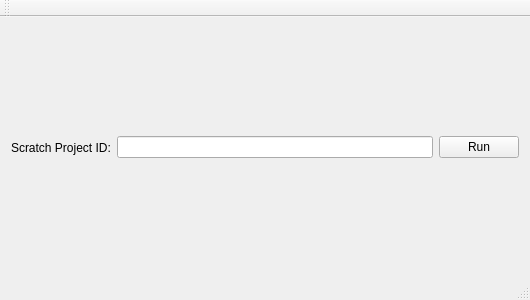
jhandley/scraduino, file MainWindow.ui: the form before one commit.
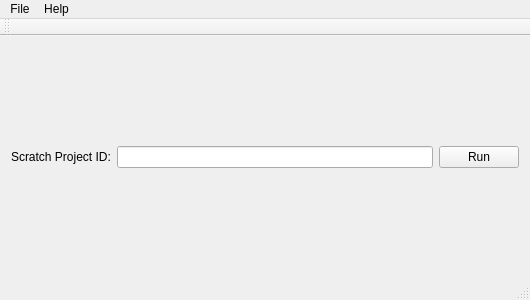
The form after the commit.

The edit to the form file:
```diff
--- a/MainWindow.ui
+++ b/MainWindow.ui
@@ -47,6 +47,22 @@
      <height>21</height>
     </rect>
    </property>
+   <widget class="QMenu" name="menuFile">
+    <property name="title">
+     <string>File</string>
+    </property>
+    <addaction name="actionSettings"/>
+    <addaction name="separator"/>
+    <addaction name="actionExit"/>
+   </widget>
+   <widget class="QMenu" name="menuHelp">
+    <property name="title">
+     <string>Help</string>
+    </property>
+    <addaction name="actionAbout"/>
+   </widget>
+   <addaction name="menuFile"/>
+   <addaction name="menuHelp"/>
   </widget>
   <widget class="QToolBar" name="mainToolBar">
    <attribute name="toolBarArea">
```
Left out of the diff: 15 changed lines with no effect on the pictures.
